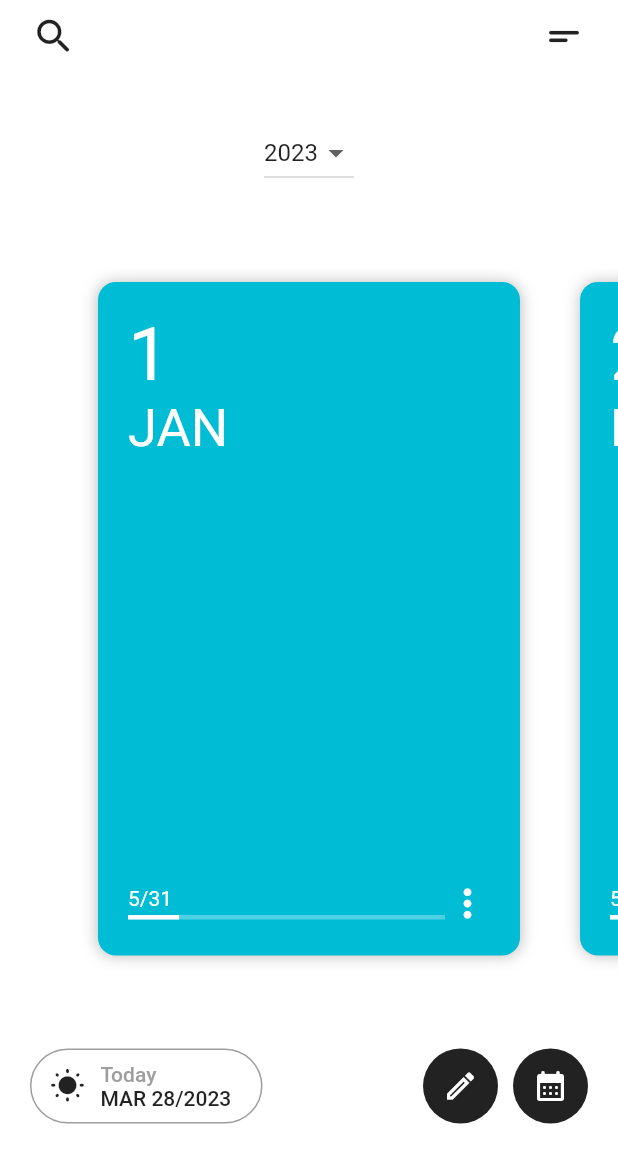
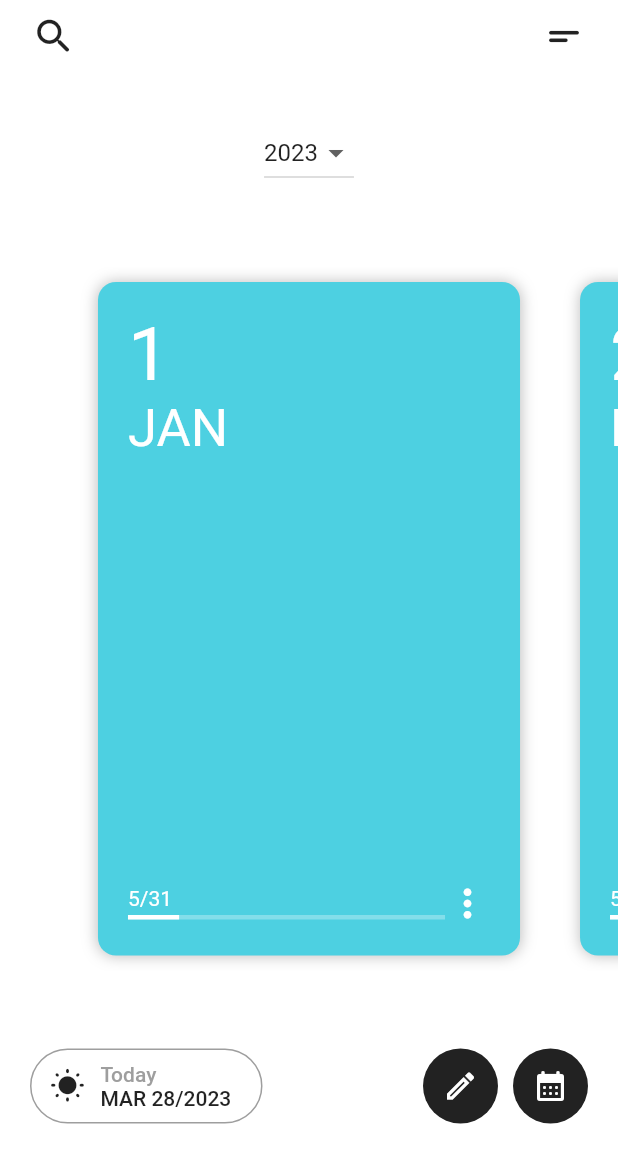
Before and after one commit to bingba2022/diary_app, a Flutter app: the screen it shows after launch, on a phone screen of 412 x 824 dp. Shown: the top 1163 px of the screen. Run offline on Flutter 3.47's test engine with Material 2 defaults, Android fonts, the phone set to English and light mode, and no system bars.

Commit message:
added shade to cyan colour

```diff
--- a/lib/calendar.dart
+++ b/lib/calendar.dart
@@ -63,7 +63,10 @@ class Calendar extends StatelessWidget {
                           ? Colors.red
                           : date.weekday == DateTime.saturday
                               ? Colors.blue
-                              : Colors.black,
+                              : date.day == DateTime.now().day &&
+                                      date.month == DateTime.now().month
+                                  ? Colors.cyan.shade300
+                                  : Colors.black,
                     ),
                   );
                 }
--- a/lib/home_page.dart
+++ b/lib/home_page.dart
@@ -207,7 +207,8 @@ class _HomePageState extends State<HomePage> with TickerProviderStateMixin {
                       width: 50.0,
                       height: 50.0,
                       decoration: BoxDecoration(
-                        color: isFrontView ? Colors.black87 : Colors.cyan,
+                        color:
+                            isFrontView ? Colors.black87 : Colors.cyan.shade300,
                         shape: BoxShape.circle,
                       ),
                       child: Icon(
--- a/lib/widgets/front_view.dart
+++ b/lib/widgets/front_view.dart
@@ -19,7 +19,7 @@ class FrontView extends StatelessWidget {
       child: Container(
         padding: const EdgeInsets.all(20.0),
         decoration: BoxDecoration(
-          color: Colors.cyan,
+          color: Colors.cyan.shade300,
           borderRadius: BorderRadius.circular(12.0),
           boxShadow: const [
             BoxShadow(
```
